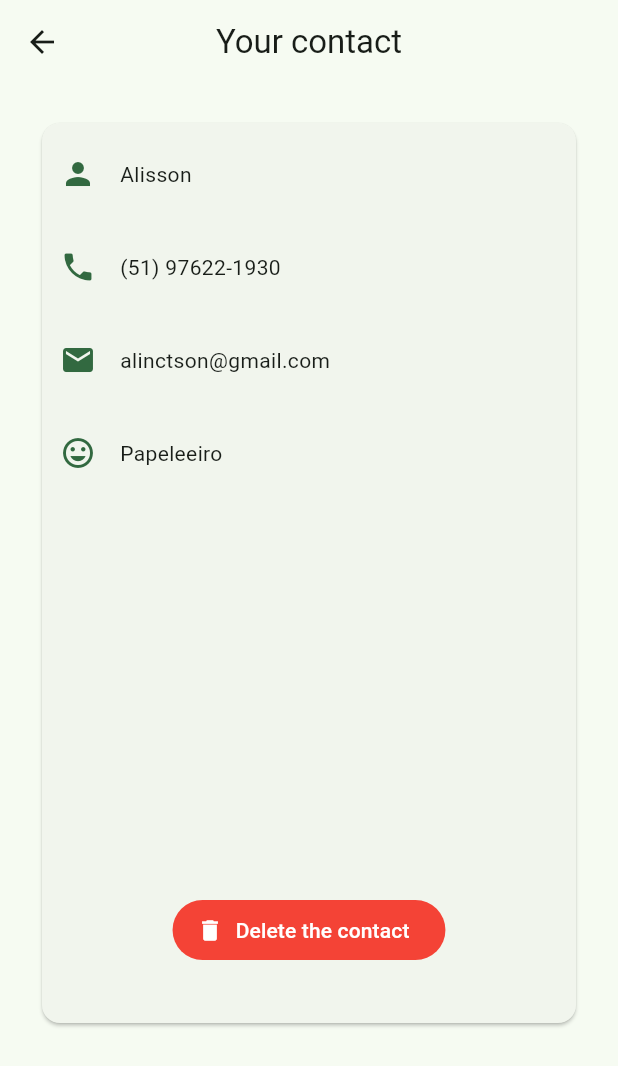
After one commit to Silveiraa07/project_app2QI, a Flutter app: the screen it shows after launch, after a tap on an icon or button, on a phone screen of 412 x 824 dp. The commit adds this screen. Shown: the top 1066 px of the screen. Run offline on Flutter 3.47's test engine with Material 3 defaults, Android fonts, the phone set to English and light mode, and no system bars.

Commit message:
Quinto commit

```diff
--- a/lib/main.dart
+++ b/lib/main.dart
@@ -1,6 +1,8 @@
 import 'package:flutter/material.dart';
 import 'package:qi_project_schedule/screens/contacts/contacts_page.dart';
 import 'package:qi_project_schedule/screens/create_contacts/create_contacts_page.dart';
+import 'package:qi_project_schedule/screens/edit_contact/edit_contact_page.dart';
+import 'package:qi_project_schedule/screens/view_contact/view_contact_page.dart';
 import 'package:qi_project_schedule/theme.dart';
 
 void main() {
@@ -20,6 +22,8 @@ class MainApp extends StatelessWidget {
       routes: {
         '/contacts': (context) => ContactsPage(),
         '/create': (context) => CreateContactsPage(),
+        '/edit': (context) => EditContactPage(),
+        '/view': (context) => ViewContactPage()
       },
     );
   }
--- a/lib/screens/contacts/contacts_page.dart
+++ b/lib/screens/contacts/contacts_page.dart
@@ -4,9 +4,9 @@ class ContactsPage extends StatelessWidget {
   ContactsPage({super.key});
 
   final List<Contact> _contacts = [
-    Contact(name: 'Alisson',number: '(51) 97622-1930'),
-    Contact(name: 'Marina',number: '(51) 97522-1930'),
-    Contact(name: 'Pedro',number: '(51) 97522-1930'),
+    Contact(name: 'Alisson', number: '(51) 97622-1930', gmail: "alinctson@gmail.com", mood: "Papeleeiro"),
+    Contact(name: 'Marina', number: '(51) 96509-7146', gmail: "marigugi@gmail.com", mood: "Estranha"),
+    Contact(name: 'Pedro', number: '(51) 91509-9991', gmail: "pedrinhomatadordeporco@gmail.com", mood: "Escravoceta"),
   ];
 
   @override
@@ -15,8 +15,7 @@ class ContactsPage extends StatelessWidget {
       appBar: AppBar(
           title: const Text('My contacts'),
           centerTitle: true,
-          backgroundColor: Color(0xffEBEFE7)
-        ),
+          backgroundColor: Color(0xffEBEFE7)),
       body: Padding(
         padding: const EdgeInsets.all(16),
         child: ListView.builder(
@@ -28,8 +27,7 @@ class ContactsPage extends StatelessWidget {
           onPressed: () {
             Navigator.pushNamed(context, '/create');
           },
-          child: Icon(Icons.add)
-        ),
+          child: Icon(Icons.add)),
     );
   }
 }
@@ -37,10 +35,14 @@ class ContactsPage extends StatelessWidget {
 class Contact extends StatelessWidget {
   final String name;
   final String number;
+  final String gmail;
+  final String mood;
   const Contact({
     super.key,
     required this.name,
     required this.number,
+    required this.gmail,
+    required this.mood
   });
 
   @override
@@ -51,13 +53,17 @@ class Contact extends StatelessWidget {
         child: Row(
           mainAxisAlignment: MainAxisAlignment.spaceBetween,
           children: [
-            Row(
+            GestureDetector(
+              onTap: () {
+                Navigator.pushNamed(context, '/view',arguments: {'name':name,'number':number,'gmail':gmail,'mood':mood});
+              },
+              child: Row(
                 children: [
                   CircleAvatar(
                     child: Text(
-                    "A",
-                    style:
-                        TextStyle(color: Theme.of(context).colorScheme.onPrimary),
+                     name.substring(0,1),
+                      style: TextStyle(
+                          color: Theme.of(context).colorScheme.onPrimary),
                     ),
                     backgroundColor: Theme.of(context).colorScheme.primary,
                   ),
@@ -74,10 +80,16 @@ class Contact extends StatelessWidget {
                   ),
                 ],
               ),
+            ),
             FilledButton.icon(
-              onPressed: () {},
-              icon: Icon(Icons.edit, color: Theme.of(context).colorScheme.onPrimary),
-              label: Text("Editar", style: TextStyle(color: Theme.of(context).colorScheme.onPrimary)),
+              onPressed: () {
+                Navigator.pushNamed(context, '/edit');
+              },
+              icon: Icon(Icons.edit,
+                  color: Theme.of(context).colorScheme.onPrimary),
+              label: Text("Editar",
+                  style: TextStyle(
+                      color: Theme.of(context).colorScheme.onPrimary)),
             ),
           ],
         ),
--- /dev/null
+++ b/lib/screens/view_contact/components/icons_beaut.dart
@@ -0,0 +1,26 @@
+import 'package:flutter/material.dart';
+
+class IconsBeayt extends StatelessWidget {
+  final IconData icon;
+  final String text;
+  const IconsBeayt({super.key, required this.icon, required this.text});
+
+  @override
+  Widget build(BuildContext context) {
+    return Padding(
+      padding: const EdgeInsets.symmetric(horizontal: 12),
+      child: Padding(
+        padding: const EdgeInsets.only(bottom: 38),
+        child: Row(
+          children: [
+            Icon(icon, color: Theme.of(context).colorScheme.primary),
+            SizedBox(width: 16),
+            Expanded(
+              child: Text(text)
+            )
+          ],
+        ),
+      ),
+    );
+  }
+}
--- /dev/null
+++ b/lib/screens/view_contact/view_contact_page.dart
@@ -0,0 +1,50 @@
+import 'dart:developer';
+
+import 'package:flutter/material.dart';
+import 'package:qi_project_schedule/screens/view_contact/components/icons_beaut.dart';
+
+class ViewContactPage extends StatelessWidget {
+  const ViewContactPage({super.key});
+
+  @override
+  Widget build(BuildContext context) {
+    final args = ModalRoute.of(context)!.settings.arguments as Map;
+
+    return Scaffold(
+        appBar: AppBar(
+          title: const Text('Your contact'),
+          centerTitle: true,
+        ),
+        body: SingleChildScrollView(
+          child: Padding(
+            padding: const EdgeInsets.symmetric(vertical: 22, horizontal: 24),
+            child: Card(
+              child: Padding(
+                padding: EdgeInsets.only(top: 22, bottom: 38),
+                child: Column(
+                  children: [
+                    Column(
+                      children: [
+                        IconsBeayt(icon: Icons.person, text: args['name']),
+                        IconsBeayt(icon: Icons.phone, text: args['number']),
+                        IconsBeayt(icon: Icons.email, text: args['gmail']),
+                        IconsBeayt(icon: Icons.mood, text: args['mood'])
+                      ],
+                    ),
+                    SizedBox(height: 244),
+                    FilledButton.icon(
+                      onPressed: () {},
+                      label: Text("Delete the contact"),
+                      icon: Icon(Icons.delete),
+                      style: FilledButton.styleFrom(
+                        backgroundColor: Colors.red,
+                      ),
+                    )
+                  ],
+                ),
+              ),
+            ),
+          ),
+        ));
+  }
+}
```
Also changed, not shown: lib/screens/create_contacts/create_contacts_page.dart (+8 -2 lines), lib/screens/edit_contact/components/card_create_2.dart (added, +45 -0 lines), lib/screens/edit_contact/edit_contact_page.dart (added, +85 -0 lines). Lines whose indentation alone changed are shown as unchanged.
